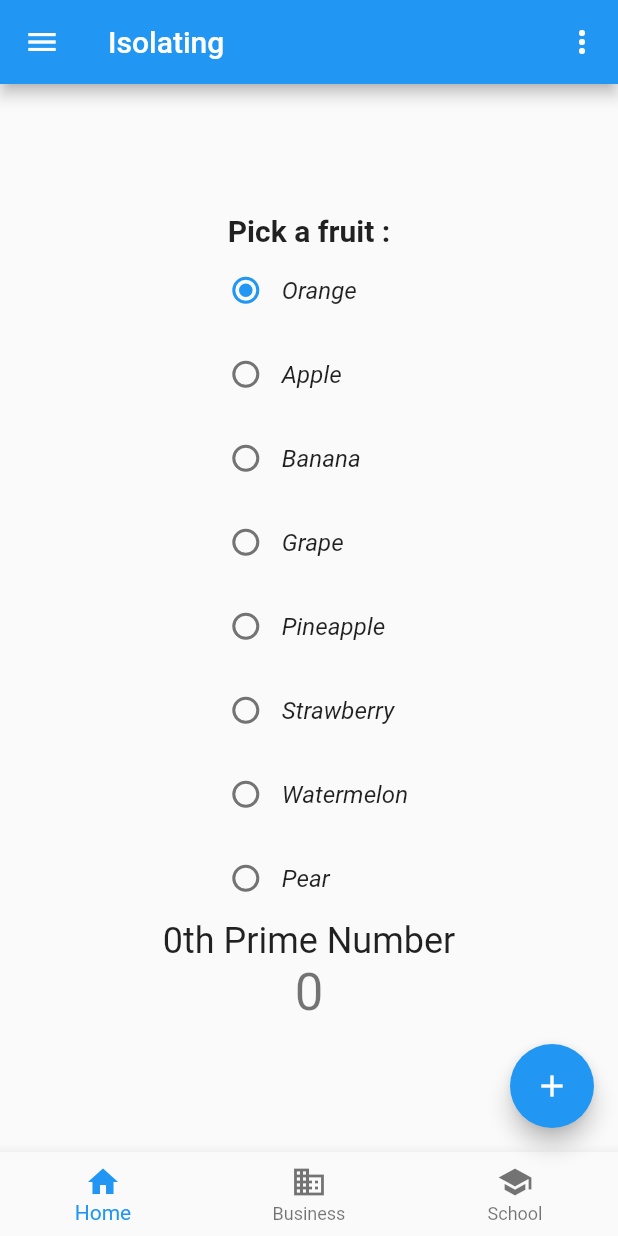
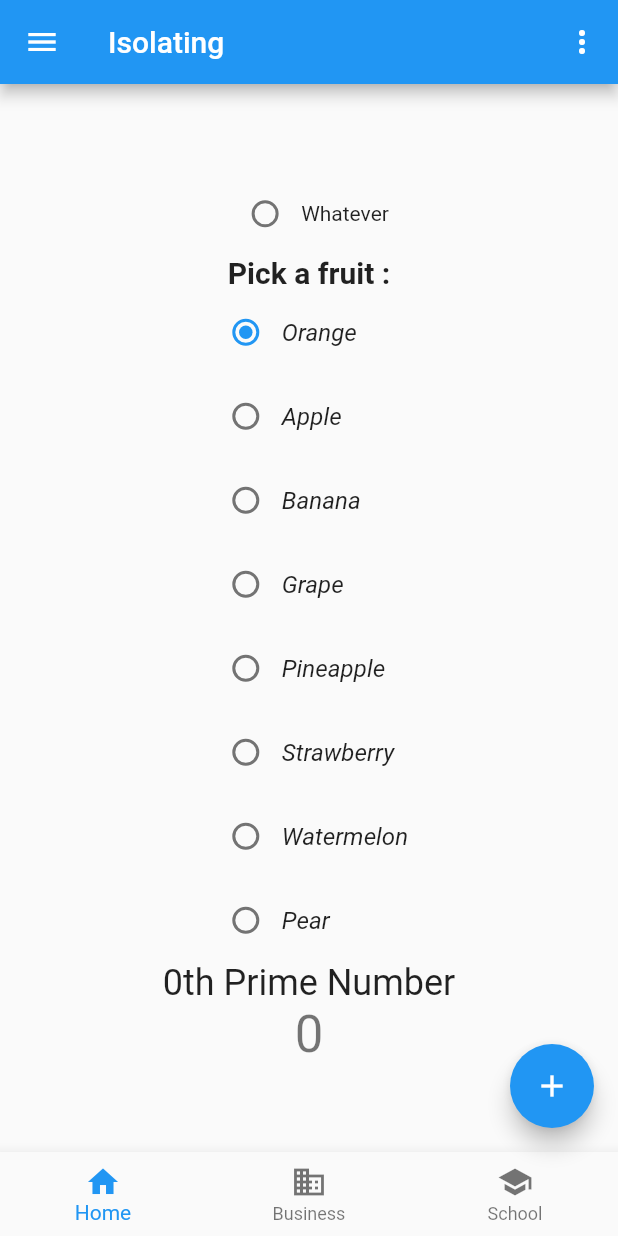
Before and after one commit to francisnnumbi/what_next, a Flutter app: the screen it shows after launch, on a phone screen of 412 x 824 dp. Run offline on Flutter 3.47's test engine with Material 2 defaults, Android fonts, the phone set to English and light mode, and no system bars; our stand-ins replace dio.

```diff
--- a/lib/modules/isolate_tuto/isolating.dart
+++ b/lib/modules/isolate_tuto/isolating.dart
@@ -54,6 +54,11 @@ class _IsolatingState extends State<Isolating> {
         child: Column(
           mainAxisAlignment: MainAxisAlignment.center,
           children: [
+            TextRadio(
+                label: const Text(
+                  "Whatever",
+                ),
+                value: 1),
             TextRadioGroup(
               title: const Text("Pick a fruit :",
                   style: TextStyle(fontSize: 20, fontWeight: FontWeight.bold)),
```
